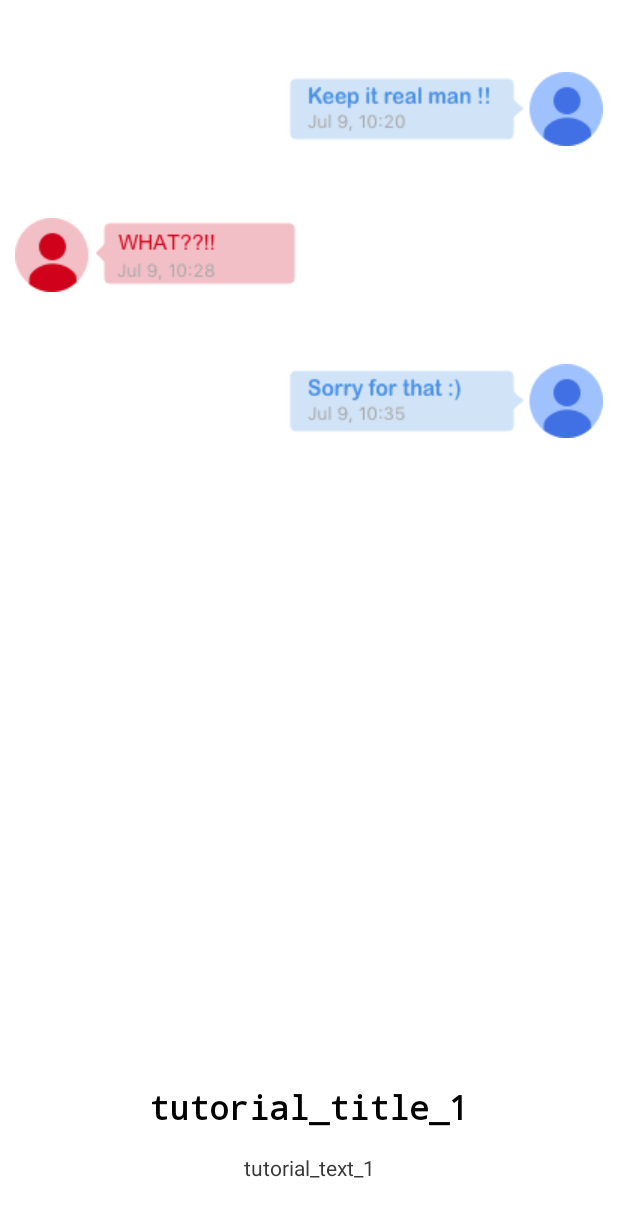
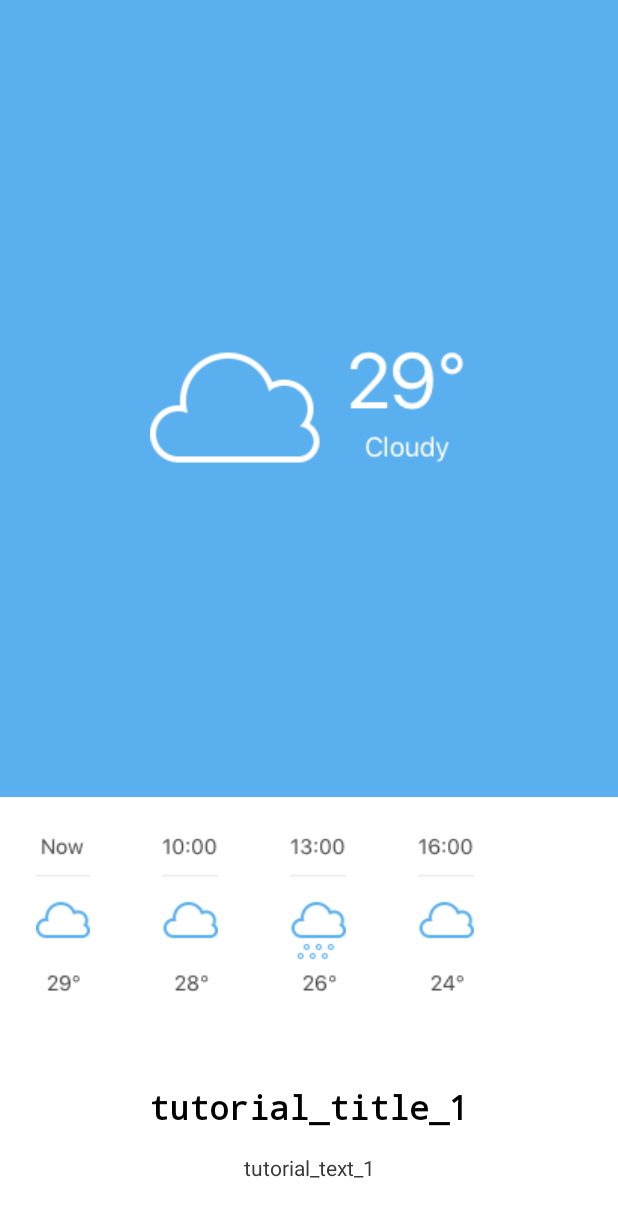
Before and after one commit to fujiyuu75/Sequent, an Android app: the layout fragment_tutorial_1.xml on its own in the app's theme, with its tools: preview values and no code run, on a phone screen of 412 x 824 dp. Shown: the top 1217 px of the screen. Run offline under Robolectric (Android 15) with nearby library versions, the phone set to English and light mode, and no system bars.

Commit message:
Modify tutorial1

```diff
--- a/app/src/main/res/layout/fragment_tutorial_1.xml
+++ b/app/src/main/res/layout/fragment_tutorial_1.xml
@@ -3,9 +3,7 @@
     android:layout_width="match_parent"
     android:layout_height="match_parent"
     android:background="@color/app_white"
-    android:orientation="vertical"
-    android:paddingLeft="10dp"
-    android:paddingRight="10dp">
+    android:orientation="vertical">
 
     <LinearLayout
         android:id="@+id/image_layout"
@@ -13,33 +11,59 @@
         android:layout_height="0dp"
         android:layout_gravity="top"
         android:layout_weight="1"
-        android:orientation="vertical"
-        android:paddingBottom="24dp"
-        android:paddingTop="24dp">
+        android:orientation="vertical">
+
+        <FrameLayout
+            android:layout_width="match_parent"
+            android:layout_height="0dp"
+            android:layout_weight="1"
+            android:background="@color/app_blue"
+            android:gravity="center">
 
             <android.support.v7.widget.AppCompatImageView
                 android:layout_width="wrap_content"
                 android:layout_height="wrap_content"
-            android:layout_gravity="right"
+                android:layout_gravity="center"
+                android:src="@drawable/t1_1"/>
+        </FrameLayout>
+
+        <LinearLayout
+            android:layout_width="match_parent"
+            android:layout_height="wrap_content"
+            android:layout_gravity="center"
+            android:layout_marginTop="24dp"
             android:layout_marginBottom="24dp"
-            android:layout_marginTop="24dp"
-            android:src="@drawable/t1_1"/>
+            android:orientation="horizontal">
 
             <android.support.v7.widget.AppCompatImageView
                 android:layout_width="wrap_content"
                 android:layout_height="wrap_content"
-            android:layout_gravity="left"
-            android:layout_marginBottom="24dp"
-            android:layout_marginTop="24dp"
+                android:layout_marginLeft="24dp"
+                android:layout_marginRight="24dp"
                 android:src="@drawable/t1_2"/>
 
             <android.support.v7.widget.AppCompatImageView
                 android:layout_width="wrap_content"
                 android:layout_height="wrap_content"
-            android:layout_gravity="right"
-            android:layout_marginBottom="24dp"
-            android:layout_marginTop="24dp"
+                android:layout_marginLeft="24dp"
+                android:layout_marginRight="24dp"
                 android:src="@drawable/t1_3"/>
+
+            <android.support.v7.widget.AppCompatImageView
+                android:layout_width="wrap_content"
+                android:layout_height="wrap_content"
+                android:layout_marginLeft="24dp"
+                android:layout_marginRight="24dp"
+                android:src="@drawable/t1_4"/>
+
+            <android.support.v7.widget.AppCompatImageView
+                android:layout_width="wrap_content"
+                android:layout_height="wrap_content"
+                android:layout_marginLeft="24dp"
+                android:layout_marginRight="24dp"
+                android:src="@drawable/t1_5"/>
+        </LinearLayout>
+
     </LinearLayout>
 
     <LinearLayout
@@ -57,10 +81,10 @@
             android:gravity="center_horizontal"
             android:lineSpacingExtra="@dimen/common_line_spacing_extra"
             android:text="@string/tutorial_title_1"
+            android:textColor="@color/color_black"
             android:textSize="@dimen/common_text_size_large"
             android:textStyle="bold"
-            android:typeface="monospace"
-            android:textColor="@color/color_black"/>
+            android:typeface="monospace"/>
 
         <TextView
             android:id="@+id/tutorial_text"
--- a/app/src/main/res/values/colors.xml
+++ b/app/src/main/res/values/colors.xml
@@ -7,7 +7,7 @@
     <color name="color_white">#FFF</color>
     <color name="app_black">#383838</color>
     <color name="app_gray">#CCC</color>
-    <color name="app_blue">#33BFDB</color>
+    <color name="app_blue">#5AAFEE</color>
     <color name="app_orange">#FCB64B</color>
     <color name="app_white">#FFF</color>
     <color name="app_transparent">#00000000</color>
```
Also changed, not shown: app/src/main/res/drawable/t1_1.png, app/src/main/res/drawable/t1_2.png, app/src/main/res/drawable/t1_3.png, app/src/main/res/drawable/t1_4.png (added), app/src/main/res/drawable/t1_5.png (added). Lines whose indentation alone changed are shown as unchanged.
